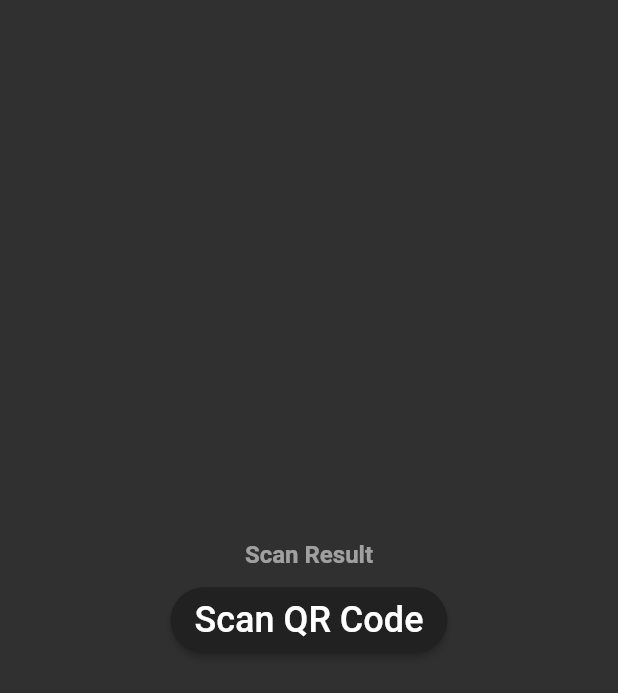
After one commit to Monofyi/Bitcope-Flutter, a Flutter app: the QRCodeScanner screen opened directly, after a tap on "Scan QR Code", on a phone screen of 412 x 824 dp. The commit adds this screen. Shown: the top 693 px of the screen. Run offline on Flutter 3.47's test engine with Material 2 defaults, Android fonts, the phone set to English and light mode, and no system bars; our stand-ins replace bloc, equatable, flutter_bloc, font_awesome_flutter, sqflite; missing offline and left inert: flutter_barcode_scanner; accounts and stored records are empty; statements that could not run were skipped.

Commit message:
Added app icons and qrcode scanner code

```diff
--- /dev/null
+++ b/lib/features/qrcode_scanner/button_widget.dart
@@ -0,0 +1,25 @@
+import 'package:flutter/cupertino.dart';
+import 'package:flutter/material.dart';
+
+class ButtonWidget extends StatelessWidget {
+  final String text;
+  final VoidCallback onClicked;
+
+  const ButtonWidget({@required this.text, @required this.onClicked, Key key})
+      : super(key: key);
+
+  @override
+  Widget build(BuildContext context) {
+    return RaisedButton(
+      child: Text(
+        text,
+        style: TextStyle(fontSize: 24),
+      ),
+      shape: StadiumBorder(),
+      color: Theme.of(context).primaryColor,
+      padding: EdgeInsets.symmetric(horizontal: 16, vertical: 8),
+      textColor: Colors.white,
+      onPressed: onClicked,
+    );
+  }
+}
--- /dev/null
+++ b/lib/features/qrcode_scanner/qrcodescanner.dart
@@ -0,0 +1,97 @@
+import 'package:bitcope/features/qrcode_scanner/button_widget.dart';
+import 'package:flutter/material.dart';
+import 'package:flutter/rendering.dart';
+import 'package:flutter/services.dart';
+import 'package:flutter_barcode_scanner/flutter_barcode_scanner.dart';
+import 'dart:async';
+
+class QRCodeScanner extends StatefulWidget {
+  @override
+  _QRCodeScannerState createState() => _QRCodeScannerState();
+}
+
+class _QRCodeScannerState extends State<QRCodeScanner> {
+  String qrCode = '';
+  List<String> item = [];
+  //List<String> uniqueItems = [];
+  //String temp;
+  @override
+  Widget build(BuildContext context) {
+    return SafeArea(
+      child: Scaffold(
+        body: Center(
+          child: Column(
+            mainAxisAlignment: MainAxisAlignment.center,
+            children: [
+              Text(
+                'Scan Result',
+                style: TextStyle(
+                  fontSize: 16,
+                  color: Colors.white54,
+                  fontWeight: FontWeight.bold,
+                ),
+              ),
+              SizedBox(
+                height: 10.0,
+              ),
+              ButtonWidget(
+                text: 'Scan QR Code',
+                onClicked: () => scanQRCode(),
+              ),
+              SizedBox(
+                height: 10.0,
+              ),
+              qrCode == ''
+                  ? Container(
+                      height: 0,
+                      width: 0,
+                    )
+                  : Text(
+                      'The result is ' + qrCode,
+                      style: TextStyle(color: Colors.white54, fontSize: 18.0),
+                    ),
+              ListView.builder(
+                  padding: EdgeInsets.all(8.0),
+                  scrollDirection: Axis.vertical,
+                  shrinkWrap: true,
+                  itemCount: item.length == 0 ? 0 : item.length,
+                  itemBuilder: (context, index) {
+                    return Card(
+                      child: Text(
+                        item[index],
+                        style: TextStyle(
+                          color: Colors.black,
+                          fontSize: 23.0,
+                          fontStyle: FontStyle.italic,
+                          fontWeight: FontWeight.bold,
+                        ),
+                      ),
+                    );
+                  }),
+            ],
+          ),
+        ),
+      ),
+    );
+  }
+
+  Future<void> scanQRCode() async {
+    try {
+      qrCode = await FlutterBarcodeScanner.scanBarcode(
+          '#ff6666', 'Cancel', true, ScanMode.QR);
+      if (item.contains(qrCode)) {
+        print('Its repeated');
+      } else {
+        if (!mounted) return;
+        setState(() {
+          item.add(qrCode);
+        });
+      }
+    } on PlatformException {
+      qrCode = 'Failed to get platform version';
+      item = ['no items'];
+    } catch (UnsupportedError) {
+      UnsupportedError('An unsupported error occured');
+    }
+  }
+}
--- a/lib/main.dart
+++ b/lib/main.dart
@@ -5,6 +5,7 @@ import 'package:bitcope/features/login_register/presentation/pages/loginpage.dar
 import 'package:bitcope/features/splash/presentation/pages/splash_page.dart';
 import 'package:bitcope/core/widgets/loading_indicator.dart';
 import 'package:flutter/material.dart';
+import 'package:flutter/services.dart';
 import 'package:flutter_bloc/flutter_bloc.dart';
 
 import 'core/utils/sizeconfig.dart';
@@ -44,6 +45,10 @@ import 'core/utils/sizeconfig.dart';
 // }
 
 void main() {
+  WidgetsFlutterBinding.ensureInitialized();
+  SystemChrome.setPreferredOrientations(
+      [DeviceOrientation.portraitUp, DeviceOrientation.portraitDown]);
+
   final userRepository = UserRepository();
 
   runApp(BlocProvider<AuthenticationBloc>(
--- a/pubspec.yaml
+++ b/pubspec.yaml
@@ -43,7 +43,8 @@ dependencies:
   uuid: ^2.1.0
   sqflite: ^1.3.0
   path_provider: ^1.6.5
-
+  flutter_barcode_scanner: ^1.0.2
+  barcode_widget: ^1.5.0
 
 dev_dependencies:
   flutter_test:
```
Also changed, not shown: pubspec.lock, 33 other files.
